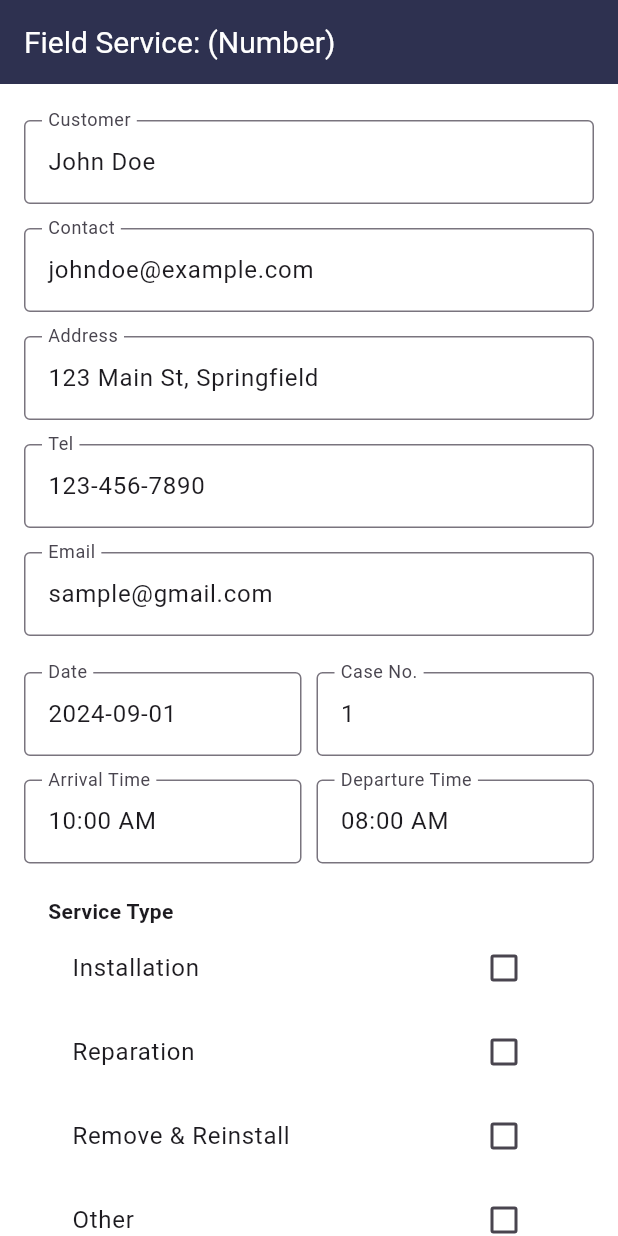
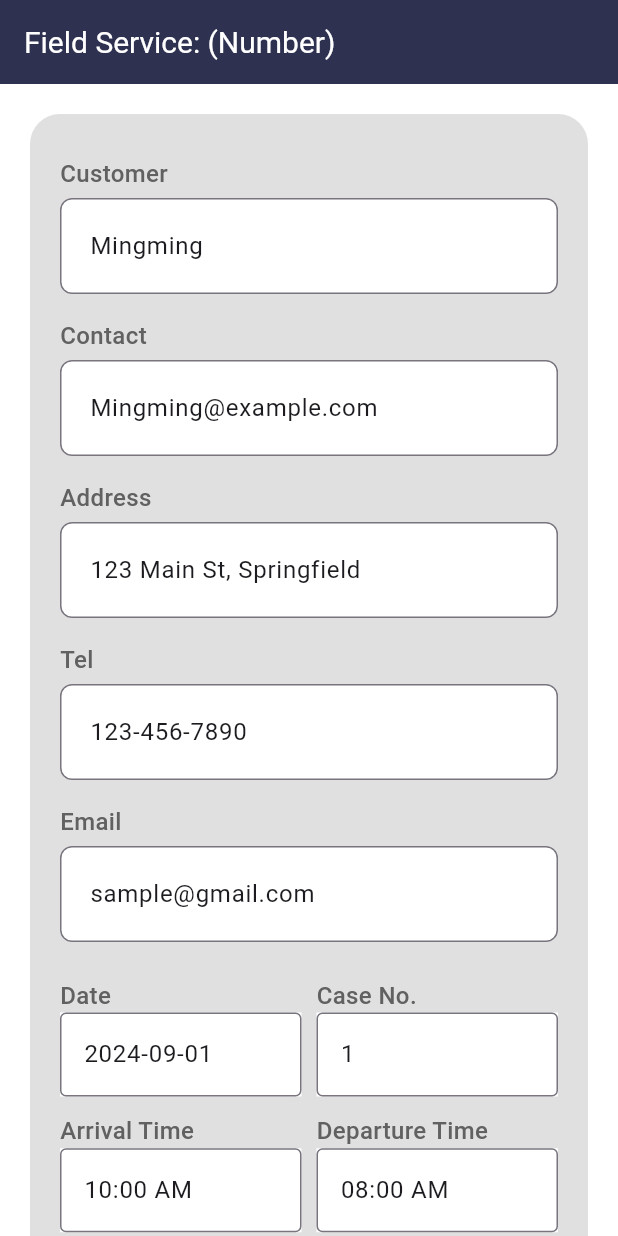
Before and after one commit to KeyClover/field_service_report, a Flutter app: the screen it shows after launch, on a phone screen of 412 x 824 dp. Run offline on Flutter 3.47's test engine with Material 3 defaults, Android fonts, the light colour scheme and no system bars; our stand-ins replace hexcolor, signature.

Commit message:
update: kunchang build gridfeild and build text field to make text above the field

```diff
--- a/lib/pages/field_service_report_page.dart
+++ b/lib/pages/field_service_report_page.dart
@@ -49,8 +49,8 @@ class _FieldServiceReportPage1State extends State<FieldServiceReportPage1> {
   Future<void> fetchDataFromApi() async {
     // Mocking customer data API response
     customerData = {
-      'customer': 'John Doe',
-      'contact': 'johndoe@example.com',
+      'customer': 'Mingming',
+      'contact': 'Mingming@example.com',
       'address': '123 Main St, Springfield',
       'tel': '123-456-7890',
       'customer email': 'sample@gmail.com',
@@ -111,7 +111,14 @@ class _FieldServiceReportPage1State extends State<FieldServiceReportPage1> {
         backgroundColor: HexColor("#2e3150"),
       ),
       body: SingleChildScrollView(
-        padding: EdgeInsets.all(16.0),
+        child: Padding(
+          padding: const EdgeInsets.all(20.0),
+          child: Container(
+            decoration: BoxDecoration(
+              color: HexColor("E0E0E0"), // Inside container color
+              borderRadius: BorderRadius.circular(20),
+            ),
+            padding: EdgeInsets.all(20),
             child: Column(
               crossAxisAlignment: CrossAxisAlignment.start,
               children: [
@@ -130,19 +137,23 @@ class _FieldServiceReportPage1State extends State<FieldServiceReportPage1> {
                       const NeverScrollableScrollPhysics(), // Prevent scroll within the grid
                   gridDelegate: const SliverGridDelegateWithFixedCrossAxisCount(
                     crossAxisCount: 2,
-                childAspectRatio: 3, // Adjusts the height of grid items
+                    childAspectRatio: 2, // Adjusts the height of grid items
                     crossAxisSpacing: 10.0,
                     mainAxisSpacing: 10.0,
                   ),
                   children: [
                     _buildGridField('Date', customerData['date']),
                     _buildGridField('Case No.', customerData['caseNo']),
-                _buildGridField('Arrival Time', customerData['arrivalTime']),
+                    _buildGridField(
+                        'Arrival Time', customerData['arrivalTime']),
                     _buildGridField(
                         'Departure Time', customerData['departureTime']),
                   ],
                 ),
 
+                SizedBox(
+                  height: 16,
+                ),
                 // Checkbox Section for user input
                 _buildCheckboxSection(),
 
@@ -163,10 +174,14 @@ class _FieldServiceReportPage1State extends State<FieldServiceReportPage1> {
 
                 _buildSignatureSection(),
 
-            SizedBox(height: 16,),
+                SizedBox(
+                  height: 16,
+                ),
 
                 _buildSignatureSectionForCustomer(),
               ],
+            ),
+          ),
         ),
       ),
       backgroundColor: Colors.white,
@@ -370,27 +385,71 @@ class _FieldServiceReportPage1State extends State<FieldServiceReportPage1> {
   Widget _buildTextField(String label, String value) {
     return Padding(
       padding: const EdgeInsets.symmetric(vertical: 8.0),
+      child: Column(
+        crossAxisAlignment:
+            CrossAxisAlignment.start, // Align the label to the left
+        children: [
+          // Custom Label on Top of the TextFormField
+          Text(
+            label, // Label is shown above the TextFormField
+            style: TextStyle(
+              fontSize: 16, // Adjust the size of the label
+              fontWeight: FontWeight.w500,
+              color: Colors.grey[700],
+            ),
+          ),
+          SizedBox(height: 5), // Add some space between the label and the input
+          Container(
+            decoration: BoxDecoration(
+              color: Colors.white, // Inside container color
+              borderRadius:
+                  BorderRadius.circular(8.0), // Optional rounded corners
+            ),
             child: TextFormField(
               initialValue: value,
-        readOnly: true,
-        maxLines: null,
+              readOnly: true, // Make it read-only if necessary
+              maxLines: null, // Allow multi-line input if needed
               decoration: InputDecoration(
-          labelText: label,
-          border: OutlineInputBorder(),
+                border: OutlineInputBorder(
+                  borderRadius: BorderRadius.circular(8.0),
                 ),
+                contentPadding: EdgeInsets.symmetric(
+                    vertical: 20,
+                    horizontal: 16), // Adjust padding inside the field
+              ),
+            ),
+          ),
+        ],
       ),
     );
   }
 
   Widget _buildGridField(String label, String value) {
-    return TextFormField(
+    return Column(
+       crossAxisAlignment: CrossAxisAlignment.start,
+      children: [
+        Text(
+          label,
+          style: TextStyle(
+            fontSize: 16,
+            fontWeight:FontWeight.w500,
+            color: Colors.grey[700] ),
+        ),
+
+        Container(
+          decoration: BoxDecoration(
+            color: HexColor("FFFFFF"),
+          ),
+          child: TextFormField(
             initialValue: value,
             readOnly: true,
             maxLines: null,
-      decoration: InputDecoration(
-        labelText: label,
+            decoration: const InputDecoration(
               border: OutlineInputBorder(),
             ),
+          ),
+        ),
+      ],
     );
   }
 
@@ -431,7 +490,8 @@ class _FieldServiceReportPage1State extends State<FieldServiceReportPage1> {
   }
 
   Widget _buildSignatureSectionForCustomer() {
-    return Column(crossAxisAlignment: CrossAxisAlignment.start,
+    return Column(
+      crossAxisAlignment: CrossAxisAlignment.start,
       children: [
         const Text(
           'Service Completed',
```
Lines whose indentation alone changed are shown as unchanged.
